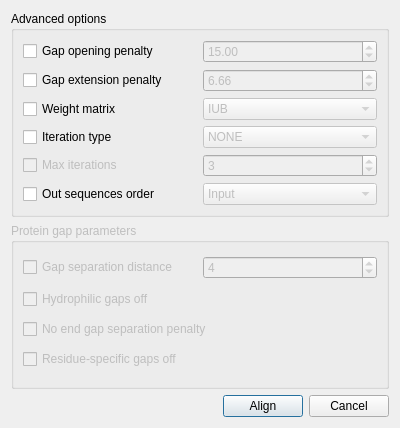
The window that src/plugins/external_tool_support/src/ui/ClustalWSupportRunDialog.ui (dualword/ugene-qt4) describes before a commit, drawn with Qt 5.
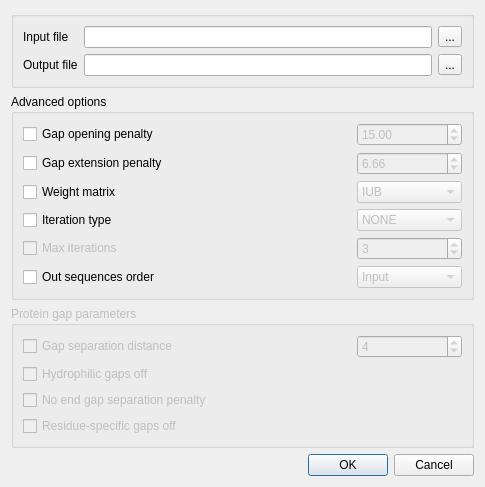
The same window after the commit.

Patch:
```diff
--- a/src/plugins/external_tool_support/src/ui/ClustalWSupportRunDialog.ui
+++ b/src/plugins/external_tool_support/src/ui/ClustalWSupportRunDialog.ui
@@ -6,40 +6,123 @@
    <rect>
     <x>0</x>
     <y>0</y>
-    <width>400</width>
-    <height>428</height>
+    <width>485</width>
+    <height>452</height>
    </rect>
   </property>
+  <property name="minimumSize">
+   <size>
+    <width>400</width>
+    <height>0</height>
+   </size>
+  </property>
   <property name="maximumSize">
    <size>
-    <width>16777215</width>
-    <height>3660</height>
+    <width>40067</width>
+    <height>448567</height>
    </size>
   </property>
   <property name="windowTitle">
    <string>Align with ClustalW</string>
   </property>
+  <layout class="QVBoxLayout" name="verticalLayout_2">
+   <item>
   <layout class="QVBoxLayout" name="verticalLayout">
+     <item>
+      <widget class="QGroupBox" name="inputGroupBox">
+       <property name="title">
+        <string/>
+       </property>
+       <layout class="QGridLayout" name="gridLayout_10">
+        <item row="0" column="0">
+         <layout class="QGridLayout" name="gridLayout_9">
+          <item row="0" column="0">
+           <widget class="QLabel" name="inputFileLabel">
+            <property name="text">
+             <string>Input file</string>
+            </property>
+           </widget>
+          </item>
+          <item row="0" column="1">
+           <widget class="QLineEdit" name="inputFileLineEdit"/>
+          </item>
+          <item row="0" column="2">
+           <widget class="QToolButton" name="inputFilePathButton">
+            <property name="text">
+             <string>...</string>
+            </property>
+           </widget>
+          </item>
+          <item row="1" column="0">
+           <widget class="QLabel" name="outputFileLabel">
+            <property name="text">
+             <string>Output file</string>
+            </property>
+           </widget>
+          </item>
+          <item row="1" column="1">
+           <widget class="QLineEdit" name="outputFileLineEdit">
+            <property name="maximumSize">
+             <size>
+              <width>16777214</width>
+              <height>16777215</height>
+             </size>
+            </property>
+           </widget>
+          </item>
+          <item row="1" column="2">
+           <widget class="QToolButton" name="outputFilePathButton">
+            <property name="text">
+             <string>...</string>
+            </property>
+           </widget>
+          </item>
+         </layout>
+        </item>
+       </layout>
+      </widget>
+     </item>
    <item>
     <widget class="QGroupBox" name="groupBox">
      <property name="title">
       <string>Advanced options</string>
      </property>
-     <layout class="QVBoxLayout" name="verticalLayout_2">
-      <item>
-       <layout class="QHBoxLayout" name="horizontalLayout_2">
-        <item>
+       <layout class="QGridLayout" name="gridLayout_8">
+        <item row="0" column="0">
+         <layout class="QGridLayout" name="gridLayout_7">
+          <item row="0" column="0">
+           <layout class="QGridLayout" name="gridLayout">
+            <item row="0" column="0">
          <widget class="QCheckBox" name="gapOpenCheckBox">
           <property name="text">
            <string>Gap opening penalty</string>
           </property>
          </widget>
         </item>
-        <item>
+            <item row="0" column="1">
+             <spacer name="horizontalSpacer_2">
+              <property name="orientation">
+               <enum>Qt::Horizontal</enum>
+              </property>
+              <property name="sizeHint" stdset="0">
+               <size>
+                <width>98</width>
+                <height>16</height>
+               </size>
+              </property>
+             </spacer>
+            </item>
+            <item row="0" column="2">
          <widget class="QDoubleSpinBox" name="gapOpenSpinBox">
           <property name="enabled">
            <bool>false</bool>
           </property>
+              <property name="minimumSize">
+               <size>
+                <width>105</width>
+                <height>0</height>
+               </size>
+              </property>
           <property name="maximum">
            <double>100.000000000000000</double>
           </property>
@@ -50,20 +133,39 @@
         </item>
        </layout>
       </item>
-      <item>
-       <layout class="QHBoxLayout" name="horizontalLayout_3">
-        <item>
+          <item row="1" column="0">
+           <layout class="QGridLayout" name="gridLayout_2">
+            <item row="0" column="0">
          <widget class="QCheckBox" name="gapExtCheckBox">
           <property name="text">
            <string>Gap extension penalty</string>
           </property>
          </widget>
         </item>
-        <item>
+            <item row="0" column="1">
+             <spacer name="horizontalSpacer_3">
+              <property name="orientation">
+               <enum>Qt::Horizontal</enum>
+              </property>
+              <property name="sizeHint" stdset="0">
+               <size>
+                <width>88</width>
+                <height>16</height>
+               </size>
+              </property>
+             </spacer>
+            </item>
+            <item row="0" column="2">
          <widget class="QDoubleSpinBox" name="gapExtSpinBox">
           <property name="enabled">
            <bool>false</bool>
           </property>
+              <property name="minimumSize">
+               <size>
+                <width>105</width>
+                <height>0</height>
+               </size>
+              </property>
           <property name="maximum">
            <double>10.000000000000000</double>
           </property>
@@ -74,20 +176,39 @@
         </item>
        </layout>
       </item>
-      <item>
-       <layout class="QHBoxLayout" name="horizontalLayout_6">
-        <item>
+          <item row="2" column="0">
+           <layout class="QGridLayout" name="gridLayout_3">
+            <item row="0" column="0">
          <widget class="QCheckBox" name="weightMatrixCheckBox">
           <property name="text">
            <string>Weight matrix</string>
           </property>
          </widget>
         </item>
-        <item>
+            <item row="0" column="1">
+             <spacer name="horizontalSpacer_4">
+              <property name="orientation">
+               <enum>Qt::Horizontal</enum>
+              </property>
+              <property name="sizeHint" stdset="0">
+               <size>
+                <width>128</width>
+                <height>16</height>
+               </size>
+              </property>
+             </spacer>
+            </item>
+            <item row="0" column="2">
          <widget class="QComboBox" name="weightMatrixComboBox">
           <property name="enabled">
            <bool>false</bool>
           </property>
+              <property name="minimumSize">
+               <size>
+                <width>105</width>
+                <height>0</height>
+               </size>
+              </property>
           <item>
            <property name="text">
             <string>IUB</string>
@@ -102,9 +223,61 @@
         </item>
        </layout>
       </item>
+          <item row="3" column="0">
+           <layout class="QGridLayout" name="gridLayout_4">
+            <item row="0" column="0">
+             <widget class="QCheckBox" name="iterationTypeCheckBox">
+              <property name="text">
+               <string>Iteration type</string>
+              </property>
+             </widget>
+            </item>
+            <item row="0" column="1">
+             <spacer name="horizontalSpacer_5">
+              <property name="orientation">
+               <enum>Qt::Horizontal</enum>
+              </property>
+              <property name="sizeHint" stdset="0">
+               <size>
+                <width>128</width>
+                <height>16</height>
+               </size>
+              </property>
+             </spacer>
+            </item>
+            <item row="0" column="2">
+             <widget class="QComboBox" name="iterationTypeComboBox">
+              <property name="enabled">
+               <bool>false</bool>
+              </property>
+              <property name="minimumSize">
+               <size>
+                <width>105</width>
+                <height>0</height>
+               </size>
+              </property>
       <item>
-       <layout class="QGridLayout" name="gridLayout">
-        <item row="1" column="0">
+               <property name="text">
+                <string>NONE</string>
+               </property>
+              </item>
+              <item>
+               <property name="text">
+                <string>TREE</string>
+               </property>
+              </item>
+              <item>
+               <property name="text">
+                <string>ALIGNMENT</string>
+               </property>
+              </item>
+             </widget>
+            </item>
+           </layout>
+          </item>
+          <item row="4" column="0">
+           <layout class="QGridLayout" name="gridLayout_5">
+            <item row="0" column="0">
          <widget class="QCheckBox" name="maxIterationsCheckBox">
           <property name="enabled">
            <bool>false</bool>
@@ -117,11 +290,30 @@
           </property>
          </widget>
         </item>
-        <item row="1" column="1">
+            <item row="0" column="1">
+             <spacer name="horizontalSpacer_6">
+              <property name="orientation">
+               <enum>Qt::Horizontal</enum>
+              </property>
+              <property name="sizeHint" stdset="0">
+               <size>
+                <width>128</width>
+                <height>16</height>
+               </size>
+              </property>
+             </spacer>
+            </item>
+            <item row="0" column="2">
          <widget class="QSpinBox" name="maxIterationsSpinBox">
           <property name="enabled">
            <bool>false</bool>
           </property>
+              <property name="minimumSize">
+               <size>
+                <width>105</width>
+                <height>0</height>
+               </size>
+              </property>
           <property name="minimum">
            <number>1</number>
           </property>
@@ -133,51 +325,41 @@
           </property>
          </widget>
         </item>
-        <item row="0" column="1">
-         <widget class="QComboBox" name="iterationTypeComboBox">
-          <property name="enabled">
-           <bool>false</bool>
-          </property>
-          <item>
-           <property name="text">
-            <string>NONE</string>
-           </property>
-          </item>
-          <item>
-           <property name="text">
-            <string>TREE</string>
-           </property>
-          </item>
-          <item>
-           <property name="text">
-            <string>ALIGNMENT</string>
-           </property>
-          </item>
-         </widget>
-        </item>
-        <item row="0" column="0">
-         <widget class="QCheckBox" name="iterationTypeCheckBox">
-          <property name="text">
-           <string>Iteration type</string>
-          </property>
-         </widget>
-        </item>
-       </layout>
-      </item>
-      <item>
-       <layout class="QHBoxLayout" name="horizontalLayout_5">
-        <item>
+           </layout>
+          </item>
+          <item row="5" column="0">
+           <layout class="QGridLayout" name="gridLayout_6">
+            <item row="0" column="0">
          <widget class="QCheckBox" name="outOrderCheckBox">
           <property name="text">
            <string>Out sequences order</string>
           </property>
          </widget>
         </item>
-        <item>
+            <item row="0" column="1">
+             <spacer name="horizontalSpacer_7">
+              <property name="orientation">
+               <enum>Qt::Horizontal</enum>
+              </property>
+              <property name="sizeHint" stdset="0">
+               <size>
+                <width>98</width>
+                <height>17</height>
+               </size>
+              </property>
+             </spacer>
+            </item>
+            <item row="0" column="2">
          <widget class="QComboBox" name="outOrderComboBox">
           <property name="enabled">
            <bool>false</bool>
           </property>
+              <property name="minimumSize">
+               <size>
+                <width>105</width>
+                <height>0</height>
+               </size>
+              </property>
           <item>
            <property name="text">
             <string>Input</string>
@@ -193,6 +375,8 @@
        </layout>
       </item>
      </layout>
+        </item>
+       </layout>
     </widget>
    </item>
    <item>
@@ -203,21 +387,42 @@
      <property name="title">
       <string>Protein gap parameters</string>
      </property>
-     <layout class="QVBoxLayout" name="verticalLayout_3">
-      <item>
-       <layout class="QHBoxLayout" name="horizontalLayout_4">
-        <item>
+       <layout class="QGridLayout" name="gridLayout_13">
+        <item row="0" column="0">
+         <layout class="QGridLayout" name="gridLayout_12">
+          <item row="0" column="0">
+           <layout class="QGridLayout" name="gridLayout_11">
+            <item row="0" column="0">
          <widget class="QCheckBox" name="gapDistancesCheckBox">
           <property name="text">
            <string>Gap separation distance</string>
           </property>
          </widget>
         </item>
-        <item>
+            <item row="0" column="1">
+             <spacer name="horizontalSpacer_8">
+              <property name="orientation">
+               <enum>Qt::Horizontal</enum>
+              </property>
+              <property name="sizeHint" stdset="0">
+               <size>
+                <width>118</width>
+                <height>20</height>
+               </size>
+              </property>
+             </spacer>
+            </item>
+            <item row="0" column="2">
          <widget class="QSpinBox" name="gapDistancesSpinBox">
           <property name="enabled">
            <bool>false</bool>
           </property>
+              <property name="minimumSize">
+               <size>
+                <width>105</width>
+                <height>0</height>
+               </size>
+              </property>
           <property name="minimum">
            <number>1</number>
           </property>
@@ -231,21 +436,21 @@
         </item>
        </layout>
       </item>
-      <item>
+          <item row="1" column="0">
        <widget class="QCheckBox" name="hydrophilicGapsOffCheckBox">
         <property name="text">
          <string>Hydrophilic gaps off</string>
         </property>
        </widget>
       </item>
-      <item>
+          <item row="2" column="0">
        <widget class="QCheckBox" name="endGapsCheckBox">
         <property name="text">
          <string>No end gap separation penalty</string>
         </property>
        </widget>
       </item>
-      <item>
+          <item row="3" column="0">
        <widget class="QCheckBox" name="residueSpecificGapsOffCheckBox">
         <property name="text">
          <string>Residue-specific gaps off</string>
@@ -253,38 +458,18 @@
        </widget>
       </item>
      </layout>
-    </widget>
-   </item>
-   <item>
-    <layout class="QHBoxLayout" name="horizontalLayout">
-     <item>
-      <spacer name="horizontalSpacer">
-       <property name="orientation">
-        <enum>Qt::Horizontal</enum>
-       </property>
-       <property name="sizeHint" stdset="0">
-        <size>
-         <width>40</width>
-         <height>20</height>
-        </size>
-       </property>
-      </spacer>
+        </item>
+       </layout>
+      </widget>
+     </item>
+    </layout>
      </item>
      <item>
-      <widget class="QPushButton" name="alignButton">
-       <property name="text">
-        <string>Align</string>
-       </property>
-      </widget>
-     </item>
-     <item>
-      <widget class="QPushButton" name="cancelButton">
-       <property name="text">
-        <string>Cancel</string>
-       </property>
-      </widget>
-     </item>
-    </layout>
+    <widget class="QDialogButtonBox" name="buttonBox">
+     <property name="standardButtons">
+      <set>QDialogButtonBox::Cancel|QDialogButtonBox::Ok</set>
+     </property>
+    </widget>
    </item>
   </layout>
  </widget>
```
Lines whose indentation alone changed are shown as unchanged.
